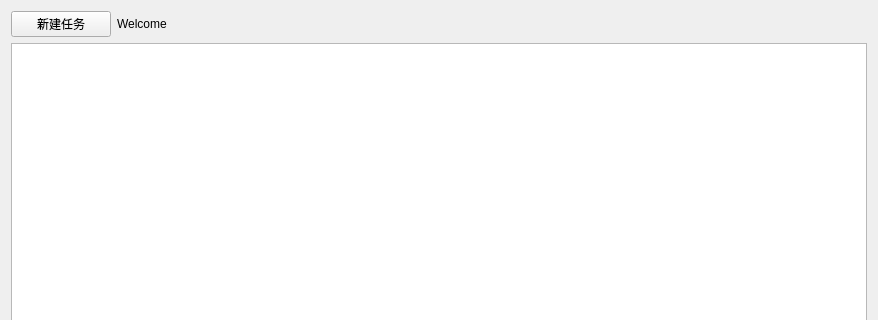
Old version of the form framework/gui/views/src/task.ui in the repository cash2one/AutoDriver; both pictures show x 0 to 878 and y 0 to 320 of the 878 by 573 pixel window.
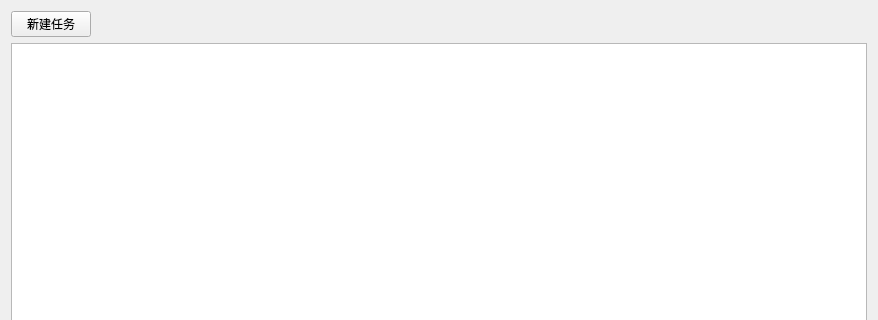
New version of the form.

Diff of the .ui file:
```diff
--- a/framework/gui/views/src/task.ui
+++ b/framework/gui/views/src/task.ui
@@ -30,11 +30,17 @@
       </widget>
      </item>
      <item>
-      <widget class="QLabel" name="label">
-       <property name="text">
-        <string>Welcome</string>
+      <spacer name="horizontalSpacer">
+       <property name="orientation">
+        <enum>Qt::Horizontal</enum>
        </property>
-      </widget>
+       <property name="sizeHint" stdset="0">
+        <size>
+         <width>40</width>
+         <height>20</height>
+        </size>
+       </property>
+      </spacer>
      </item>
     </layout>
    </item>
```
